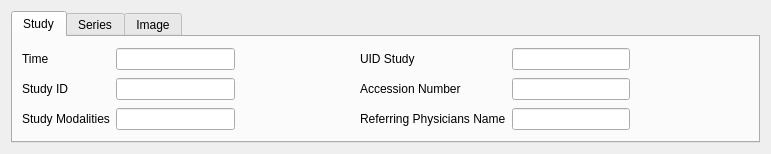
Qt form starviewer/src/inputoutput/qadvancedsearchwidgetbase.ui (starviewer-medical/starviewer) before a commit.
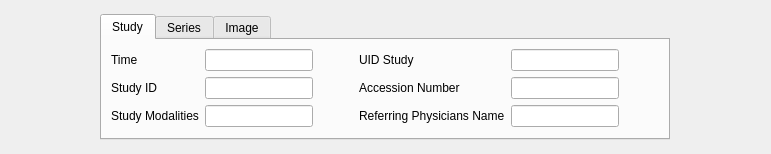
The same form after that commit.

Commit message: BUG: En la revisió r2748 es fan afegir fitxers d'interfície que feien que l'aplicació no compili ni per Qt 4.2 i 4.3. Amb aquesta revisió compila tot i que la distribució dels widgets no és la òptima.

The edit to the form file:
```diff
--- a/starviewer/src/inputoutput/qadvancedsearchwidgetbase.ui
+++ b/starviewer/src/inputoutput/qadvancedsearchwidgetbase.ui
@@ -13,10 +13,18 @@
    <string>Advanced search</string>
   </property>
   <layout class="QGridLayout" >
+   <property name="margin" >
+    <number>9</number>
+   </property>
+   <property name="spacing" >
+    <number>6</number>
+   </property>
    <item row="0" column="0" >
     <widget class="QTabWidget" name="m_qwidgetAdvancedSearch" >
      <property name="sizePolicy" >
-      <sizepolicy vsizetype="Minimum" hsizetype="Expanding" >
+      <sizepolicy>
+       <hsizetype>0</hsizetype>
+       <vsizetype>0</vsizetype>
        <horstretch>0</horstretch>
        <verstretch>0</verstretch>
       </sizepolicy>
@@ -32,19 +40,7 @@
        <property name="leftMargin" >
         <number>9</number>
        </property>
-       <property name="topMargin" >
-        <number>9</number>
-       </property>
-       <property name="rightMargin" >
-        <number>9</number>
-       </property>
-       <property name="bottomMargin" >
-        <number>9</number>
-       </property>
-       <property name="horizontalSpacing" >
-        <number>6</number>
-       </property>
-       <property name="verticalSpacing" >
+       <property name="spacing" >
         <number>6</number>
        </property>
        <item row="2" column="1" >
@@ -149,7 +145,11 @@
         </widget>
        </item>
        <item row="0" column="1" >
-        <widget class="QLineEdit" name="m_studyTimeText" />
+        <widget class="QLineEdit" name="m_studyTimeText" >
+         <property name="enabled" >
+          <bool>true</bool>
+         </property>
+        </widget>
        </item>
       </layout>
      </widget>
```
Left out of the diff: 34 changed lines with no effect on the pictures. The commit also changes 2 other files.
